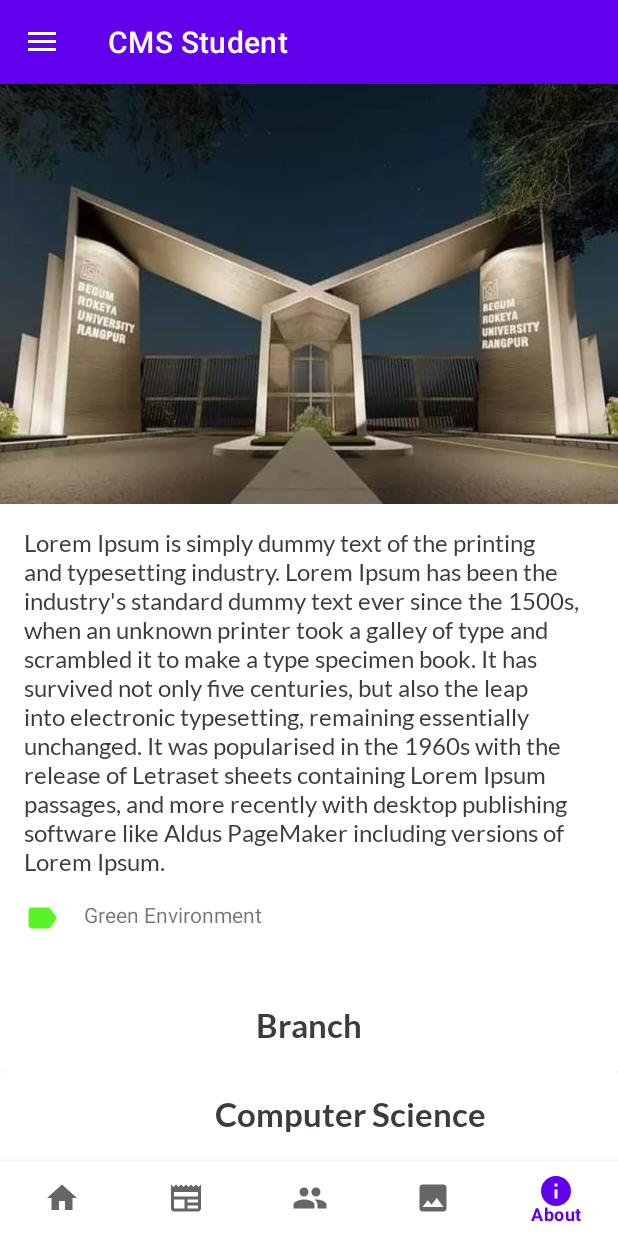
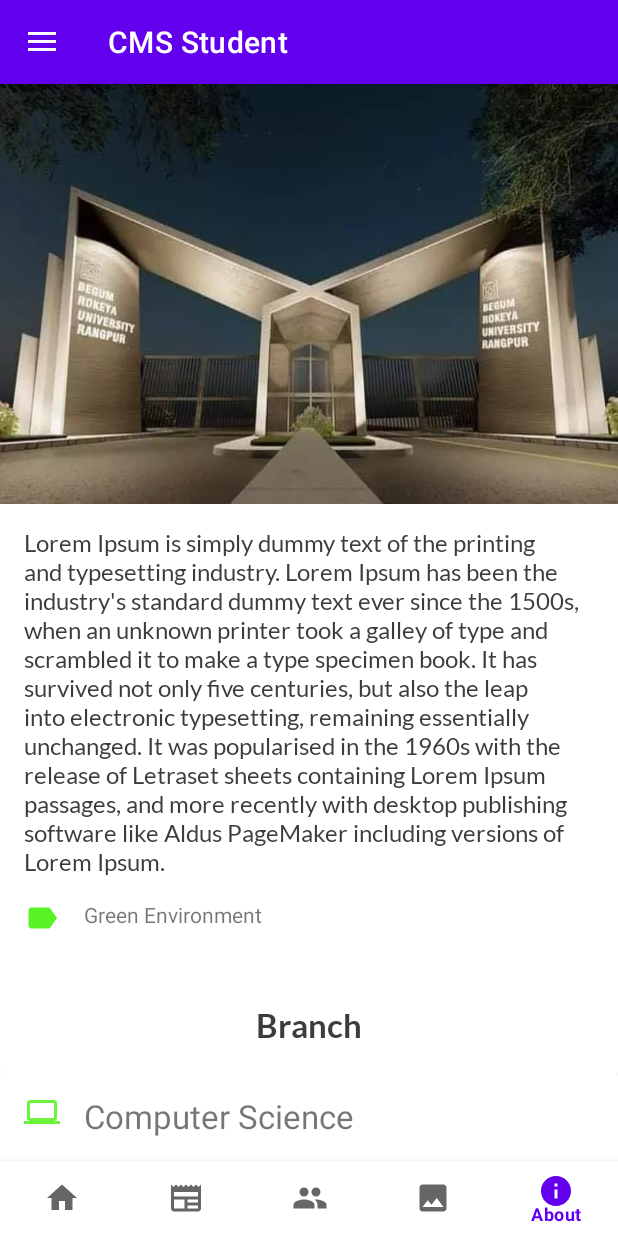
Before and after one commit to ab-atiq/BRUR-CMS-Student, an Android app: the AboutFragment screen opened through its navigation route, on a phone screen of 412 x 824 dp. Run offline under Robolectric (Android 15) with nearby library versions, the phone set to English and light mode, and no system bars; our stand-ins replace Firebase (no records; nobody signed in at launch, a user with empty details on screens opened directly), Picasso, navigation-ui; libraries missing offline, so code that uses them is left out: com.denzcoskun.imageslider; pictures from the network do not load; 6 statements that could not run were skipped.

Commit message:
solved branch text color issues

```diff
--- a/app/src/main/java/com/atiq/cmsstudent/ui/about/BranchAdapter.java
+++ b/app/src/main/java/com/atiq/cmsstudent/ui/about/BranchAdapter.java
@@ -36,7 +36,7 @@ public class BranchAdapter extends PagerAdapter {
     @NonNull
     @Override
     public Object instantiateItem(@NonNull ViewGroup container, int position) {
-        View view = LayoutInflater.from(context).inflate(R.layout.branch_item_layout, container,false);
+        View view = LayoutInflater.from(context).inflate(R.layout.branch_item_layout, container, false);
         ImageView brIcon;
         TextView brTitle, brDes;
 
@@ -47,7 +47,7 @@ public class BranchAdapter extends PagerAdapter {
         brIcon.setImageResource(list.get(position).getImg());
         brTitle.setText(list.get(position).getTitle());
         brDes.setText(list.get(position).getDescription());
-        container.addView(view,0);
+        container.addView(view, position);
         return view;
     }
 
--- a/app/src/main/res/layout/branch_item_layout.xml
+++ b/app/src/main/res/layout/branch_item_layout.xml
@@ -1,52 +1,44 @@
 <?xml version="1.0" encoding="utf-8"?>
 <com.google.android.material.card.MaterialCardView xmlns:android="http://schemas.android.com/apk/res/android"
     android:layout_width="match_parent"
-    android:layout_height="wrap_content"
-    xmlns:app="http://schemas.android.com/apk/res-auto"
-    android:background="#E31A1A"
-    android:layout_margin="15dp"
-    app:cardElevation="5dp">
+    android:layout_height="match_parent">
+
     <LinearLayout
         android:layout_width="match_parent"
-        android:layout_height="match_parent"
-        android:orientation="vertical"
+        android:layout_height="wrap_content"
         android:layout_margin="@dimen/text_margin"
-        >
+        android:orientation="vertical">
+
         <LinearLayout
             android:layout_width="match_parent"
-            android:layout_height="match_parent"
-            android:orientation="horizontal"
-            android:gravity="center"
-            >
+            android:layout_height="wrap_content" >
+
             <ImageView
                 android:id="@+id/branch_icon"
                 android:layout_width="wrap_content"
                 android:layout_height="wrap_content"
-                android:layout_marginRight="@dimen/text_margin"
+                android:layout_marginEnd="@dimen/text_margin"
                 android:src="@drawable/baseline_computer"/>
             <TextView
                 android:id="@+id/branch_title"
                 android:layout_width="wrap_content"
                 android:layout_height="wrap_content"
+                android:layout_gravity="center_horizontal"
+                android:layout_marginRight="@dimen/text_margin"
                 android:text="Branch"
-                android:layout_marginLeft="@dimen/text_margin"
-                android:textSize="@dimen/title_size"
-                android:layout_gravity="center_horizontal"
-                android:textColor="@color/textColor"
-                android:fontFamily="@string/bold"
-                />
+                android:textSize="@dimen/title_size" />
+
         </LinearLayout>
+
+
+
         <TextView
             android:id="@+id/branch_description"
             android:layout_width="match_parent"
             android:layout_height="wrap_content"
+            android:layout_gravity="center_horizontal"
+            android:layout_marginTop="@dimen/text_margin"
             android:text="@string/about_college"
-            android:layout_marginTop="@dimen/text_margin"
-            android:layout_marginHorizontal="@dimen/text_margin"
-            android:textSize="@dimen/text_size1"
-            android:layout_gravity="center_horizontal"
-            android:textColor="@color/textColor"
-            android:fontFamily="@string/regular"
-            />
+            android:textColor="@color/black" />
     </LinearLayout>
 </com.google.android.material.card.MaterialCardView>
--- a/app/src/main/res/layout/fragment_about.xml
+++ b/app/src/main/res/layout/fragment_about.xml
@@ -57,7 +57,7 @@
         <androidx.viewpager.widget.ViewPager
             android:id="@+id/viewPager"
             android:layout_width="match_parent"
-            android:layout_height="260dp"
+            android:layout_height="400dp"
             android:layout_marginTop="@dimen/text_margin"
             android:foregroundGravity="center"
             android:clipToPadding="false"
```
